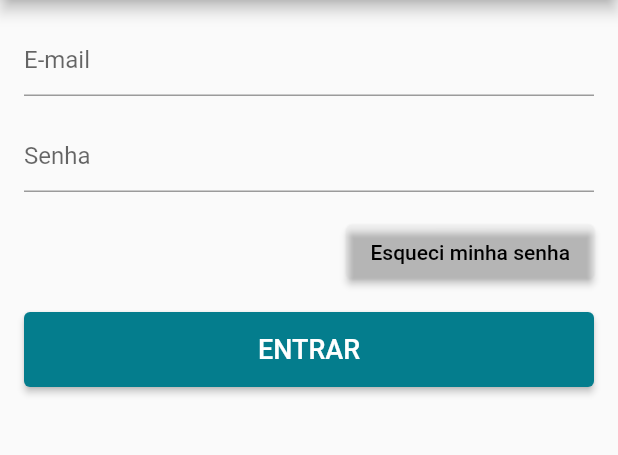
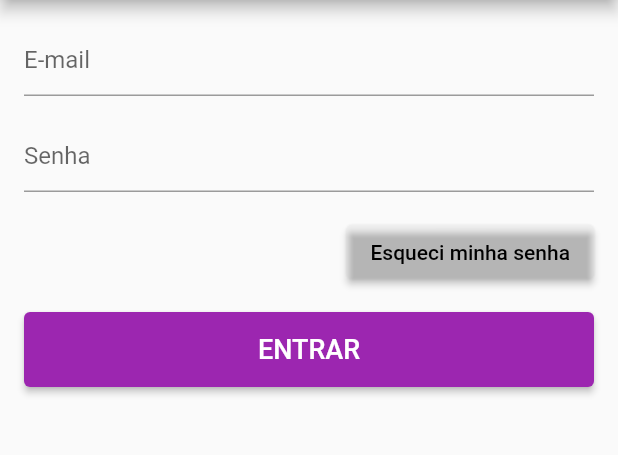
Before and after one commit to Luty123/luiza-modas, a Flutter app: the screen it shows after launch, in the side drawer, after a tap on "Entre ou cadastre-se >", on a phone screen of 412 x 824 dp, the part 84-539 px from its top. Run offline on Flutter 3.47's test engine with Material 2 defaults, Android fonts, the phone set to English and light mode, and no system bars; our stand-ins replace carousel_pro, cloud_firestore, firebase_auth, firebase_core, transparent_image; missing offline and left inert: search_cep; accounts and stored records are empty.

Commit message:
Adição da pasta helpers

```diff
--- /dev/null
+++ b/lib/helpers/Theme.dart
@@ -0,0 +1,28 @@
+import 'dart:ui' show Color;
+
+class MaterialColors {
+  static const Color defaultButton = Color.fromRGBO(220, 220, 220, 1.0);
+  static const Color primary = Color.fromRGBO(156, 38, 176, 1.0);
+  static const Color label = Color.fromRGBO(254, 36, 114, 1.0);
+  static const Color info = Color.fromRGBO(0, 188, 212, 1.0);
+  static const Color error = Color.fromRGBO(244, 67, 54, 1.0);
+  static const Color success = Color.fromRGBO(76, 175, 80, 1.0);
+  static const Color warning = Color.fromRGBO(255, 152, 0, 1.0);
+  static const Color muted = Color.fromRGBO(151, 151, 151, 1.0);
+  static const Color input = Color.fromRGBO(220, 220, 220, 1.0);
+  static const Color active = Color.fromRGBO(156, 38, 176, 1.0);
+  static const Color placeholder = Color.fromRGBO(159, 165, 170, 1.0);
+  static const Color switch_off = Color.fromRGBO(212, 217, 221, 1.0);
+  static const Color gradientStart = Color.fromRGBO(107, 36, 170, 1.0);
+  static const Color gradientEnd = Color.fromRGBO(172, 38, 136, 1.0);
+  static const Color priceColor = Color.fromRGBO(234, 213, 251, 1.0);
+  static const Color border = Color.fromRGBO(231, 231, 231, 1.0);
+  static const Color caption = Color.fromRGBO(74, 74, 74, 1.0);
+  static const Color bgColorScreen = Color.fromRGBO(238, 238, 238, 1.0);
+  static const Color drawerHeader = Color.fromRGBO(75, 25, 88, 1.0);
+  static const Color signStartGradient = Color.fromRGBO(108, 36, 170, 1.0);
+  static const Color signEndGradient = Color.fromRGBO(21, 0, 43, 1.0);
+  static const Color socialFacebook = Color.fromRGBO(59, 89, 152, 1.0);
+  static const Color socialTwitter = Color.fromRGBO(91, 192, 222, 1.0);
+  static const Color socialDribbble = Color.fromRGBO(234, 76, 137, 1.0);
+}
--- a/lib/main.dart
+++ b/lib/main.dart
@@ -1,4 +1,5 @@
 import 'package:flutter/material.dart';
+import 'package:loja/helpers/Theme.dart';
 import 'package:loja/models/cart_model.dart';
 import 'package:loja/models/user_model.dart';
 import 'package:loja/screens/home_screen.dart';
@@ -24,11 +25,11 @@ class MyApp extends StatelessWidget {
           return ScopedModel<CartModel>(
             model: CartModel(model),
             child: MaterialApp(
-              title: 'Nayra\'s Fashion Village',
+              title: 'Luíza Modas',
               theme: ThemeData(
                   primarySwatch: Colors.blue,
-                  primaryColor: Color.fromARGB(255, 4, 125, 141),
-                  secondaryHeaderColor: Color.fromARGB(255, 211, 118, 130)),
+                  primaryColor: MaterialColors.primary,
+                  secondaryHeaderColor: MaterialColors.label),
               debugShowCheckedModeBanner: false,
               home: HomeScreen(),
             ),
--- a/lib/widgets/custom_drawer.dart
+++ b/lib/widgets/custom_drawer.dart
@@ -35,7 +35,7 @@ class CustomDrawer extends StatelessWidget {
                       top: 8.0,
                       left: 0.0,
                       child: Text(
-                        "Nayra's\nFashion Village",
+                        "Luíza Modas",
                         style: TextStyle(
                             fontSize: 34.0, fontWeight: FontWeight.bold),
                       ),
```
Also changed, not shown: lib/helpers/oval-right-clipper.dart (added, +21 -0 lines), pubspec.lock, 1 other file.
